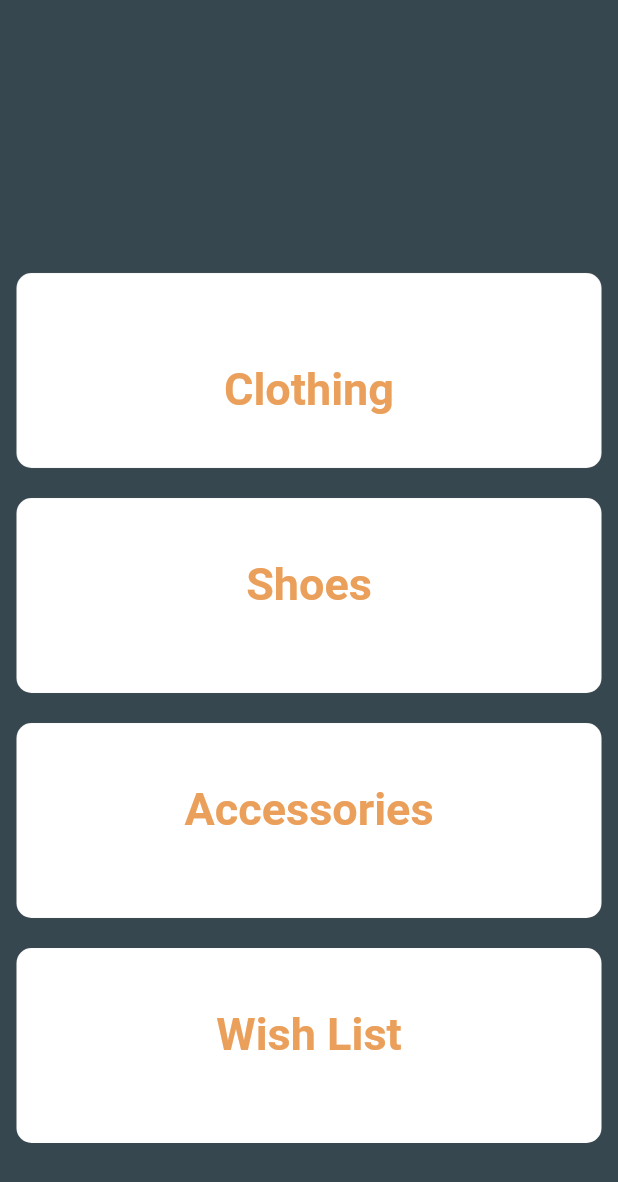
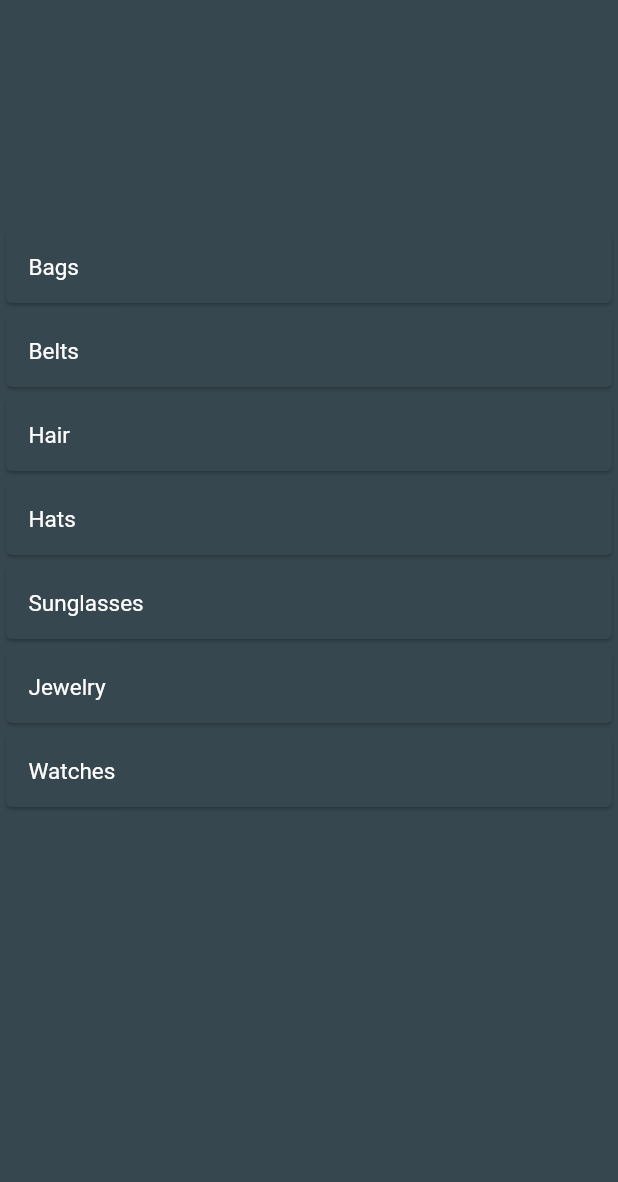
Before and after one commit to RujH/ClosetTracker, a Flutter app: the Closet screen opened directly, after a tap on "Accessories", on a phone screen of 412 x 824 dp. Shown: the top 1182 px of the screen. Run offline on Flutter 3.47's test engine with Material 2 defaults, Android fonts, the phone set to English and light mode, and no system bars; our stand-ins replace cloud_firestore, curved_navigation_bar, firebase_auth, flutter_spinkit, material_design_icons_flutter; missing offline and left inert: foldable_sidebar; accounts and stored records are empty.

Commit message:
finished Accessories button

```diff
--- a/lib/screens/pages/Closet/Accessories/Accessories.dart
+++ b/lib/screens/pages/Closet/Accessories/Accessories.dart
@@ -0,0 +1,64 @@
+import 'package:flutter/material.dart';
+
+
+
+
+class Accessories extends StatefulWidget {
+  @override
+  _AccessoriesState createState() => _AccessoriesState();
+}
+
+class _AccessoriesState extends State<Accessories> {
+  List<String> catagories = [
+    'Bags','Belts','Hair','Hats','Sunglasses', 'Jewelry', 'Watches'
+  ];
+
+  @override
+  Widget build(BuildContext context) {
+    return Scaffold(
+
+      body: new Container(
+        //margin: EdgeInsets.symmetric(vertical: 20.0),
+        padding: EdgeInsets.only(top: 150.0),
+        color: Colors.blueGrey[800],
+        child: new ListView.builder(
+          reverse: false,
+          itemBuilder: (_, int index) => Eachlist(this.catagories[index]),
+          itemCount: this.catagories.length,
+        ),
+      ),
+
+    );
+  }
+}
+
+
+
+class Eachlist extends StatelessWidget {
+  final String name;
+  Eachlist(this.name);
+  @override
+  Widget build(BuildContext context) {
+    return new Card(
+
+      color: Colors.blueGrey[800],
+      child: new Container(
+
+        padding: EdgeInsets.all(15.0),
+        child: new Row(
+
+          children: <Widget>[
+            InkWell(
+              onTap: ((){print("BOX"); }),
+              child: Container(
+                child:new Text(name,style: TextStyle(fontSize: 15.0, color: Colors.white)),
+                padding: EdgeInsets.only(right: 10.0),
+
+              ),
+            ),
+          ],
+        ),
+      ),
+    );
+  }
+}
--- a/lib/screens/pages/closet.dart
+++ b/lib/screens/pages/closet.dart
@@ -1,6 +1,7 @@
 
 import 'package:flutter/cupertino.dart';
 import 'package:flutter/material.dart';
+import 'package:myapp/screens/pages/Closet/Accessories/Accessories.dart';
 import 'package:myapp/screens/pages/Closet/Cloth/Cloth.dart';
 import 'package:myapp/screens/pages/Closet/Shoes/Shoes.dart';
 import 'package:myapp/services/auth.dart';
@@ -89,7 +90,10 @@ class Closet extends StatelessWidget {
           ),
 
           InkWell(
-            onTap: () {print("box 3 ");},
+            onTap: () {
+              Navigator.of(context).push(MaterialPageRoute(builder: (context)=>Accessories()));
+
+            },
             child: Container(
               width: 390.0,
               height: 130.0,
```
